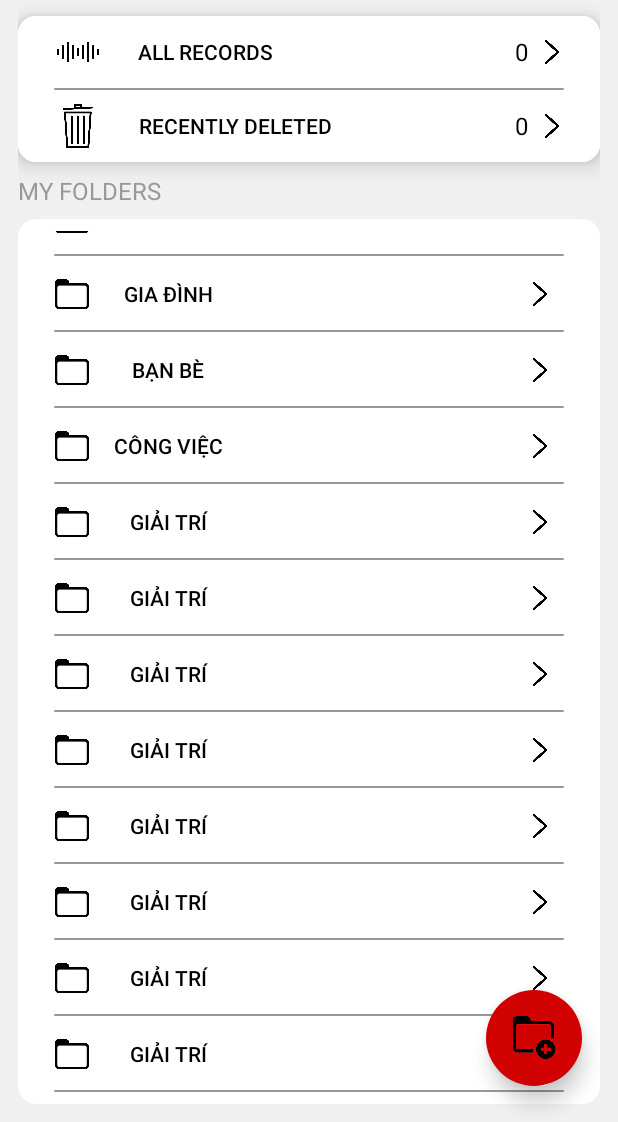
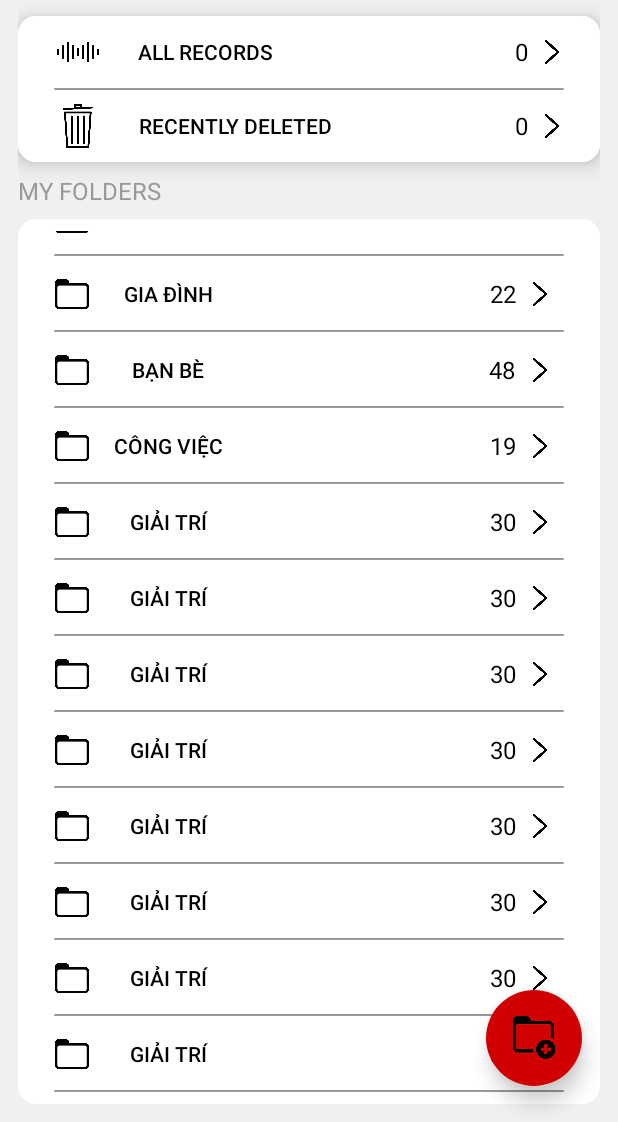
Before and after one commit to finn-cg/VoiceRecorder, an Android app: the screen it shows after launch (MainActivity), scrolled down 412 dp, on a phone screen of 412 x 824 dp, the part 114-1236 px from its top. Run offline under Robolectric (Android 15) with nearby library versions, the phone set to English and light mode, and no system bars.

Commit message:
fix bug displayed quantity

```diff
--- a/app/src/main/java/finn/academic/voicerecorder/MainActivity.java
+++ b/app/src/main/java/finn/academic/voicerecorder/MainActivity.java
@@ -79,6 +79,7 @@ public class MainActivity extends Activity implements View.OnClickListener {
 
     private void goToMainStream() {
         startActivity(new Intent(MainActivity.this, MainStream.class));
+        overridePendingTransition(R.anim.anim_enter, R.anim.anim_exit);
     }
 
     private void showAddFolderDialog() {
--- a/app/src/main/java/finn/academic/voicerecorder/adapter/FolderAdapter.java
+++ b/app/src/main/java/finn/academic/voicerecorder/adapter/FolderAdapter.java
@@ -60,7 +60,7 @@ public class FolderAdapter extends ArrayAdapter<Folder> {
 
         Folder folder = folderList.get(position);
         holder.btnName.setText(folder.getName());
-//        holder.txtQuantity.setText(folder.getRecords());
+        holder.txtQuantity.setText(String.valueOf(folder.getRecords()));
 
         View finalConvertView = convertView;
         holder.mainFolderLayout.setOnClickListener(new View.OnClickListener() {
--- a/app/src/main/res/anim/anim_enter.xml
+++ b/app/src/main/res/anim/anim_enter.xml
@@ -1,7 +1,7 @@
 <?xml version="1.0" encoding="utf-8"?>
 <set xmlns:android="http://schemas.android.com/apk/res/android">
 
-    <translate android:fromXDelta="-100%"
+    <translate android:fromXDelta="0%"
         android:toXDelta="0%"
         android:duration="500"/>
 
```
